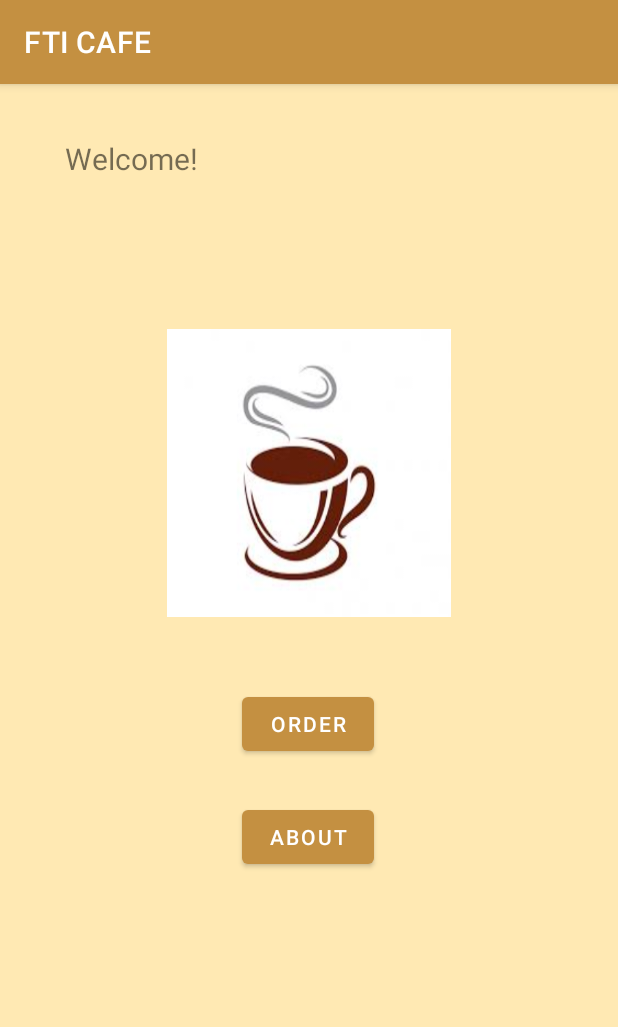
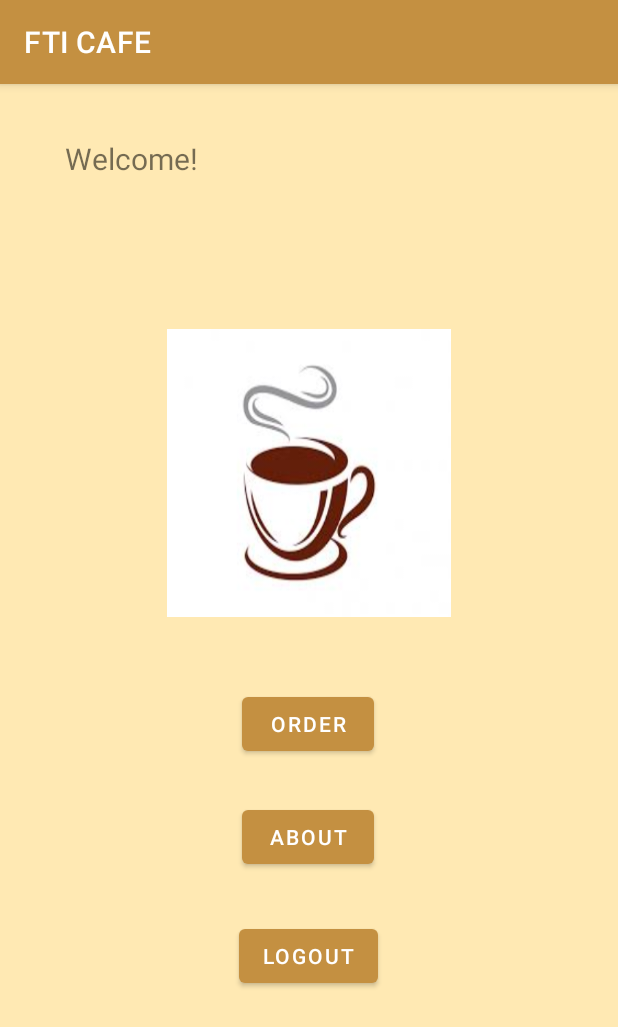
Before and after one commit to Valthion/KAFE_FTI_TTS, an Android app: the SecondActivity screen opened directly, with no data from a screen before it, on a phone screen of 412 x 824 dp. Shown: the top 1027 px of the screen. Run offline under Robolectric (Android 15) with nearby library versions, the phone set to English and light mode, and no system bars.

Commit message:
Minor Update, adding Log Out Button

```diff
--- a/app/src/main/java/com/ftiuksw/kafe_fti_tts/MainActivity.kt
+++ b/app/src/main/java/com/ftiuksw/kafe_fti_tts/MainActivity.kt
@@ -5,6 +5,7 @@ import androidx.appcompat.app.AppCompatActivity
 import android.os.Bundle
 import android.view.View
 import kotlinx.android.synthetic.main.activity_main.*
+import java.io.File
 
 class MainActivity : AppCompatActivity() {
 
--- a/app/src/main/java/com/ftiuksw/kafe_fti_tts/SecondActivity.kt
+++ b/app/src/main/java/com/ftiuksw/kafe_fti_tts/SecondActivity.kt
@@ -27,4 +27,9 @@ class SecondActivity : AppCompatActivity() {
         startActivity(intent)
     }
 
+    fun go2mainActivity(view: View) {
+        var intent = Intent(this,MainActivity::class.java)
+        startActivity(intent)
+    }
+
 }
--- a/app/src/main/res/layout/about_activity.xml
+++ b/app/src/main/res/layout/about_activity.xml
@@ -51,7 +51,7 @@
         android:layout_width="320dp"
         android:layout_height="111dp"
         android:gravity="center"
-        android:text="APP VERSION 1.0 \nDeveloped By : Valen Brata Pranaya - 672018072"
+        android:text="APP VERSION 1.0 ALPHA RELEASE \nDeveloped By : Valen Brata Pranaya - 672018072"
         app:layout_constraintBottom_toBottomOf="parent"
         app:layout_constraintEnd_toEndOf="parent"
         app:layout_constraintHorizontal_bias="0.494"
--- a/app/src/main/res/layout/activity_main.xml
+++ b/app/src/main/res/layout/activity_main.xml
@@ -11,7 +11,7 @@
         android:layout_width="320dp"
         android:layout_height="111dp"
         android:gravity="center"
-        android:text="APP VERSION 1.0 \nDeveloped By : Valen Brata Pranaya - 672018072"
+        android:text="APP VERSION 1.0 ALPHA RELEASE \nDeveloped By : Valen Brata Pranaya - 672018072"
         app:layout_constraintBottom_toBottomOf="parent"
         app:layout_constraintEnd_toEndOf="parent"
         app:layout_constraintHorizontal_bias="0.494"
--- a/app/src/main/res/layout/activity_second.xml
+++ b/app/src/main/res/layout/activity_second.xml
@@ -75,4 +75,18 @@
         app:layout_constraintTop_toTopOf="parent"
         app:layout_constraintVertical_bias="0.664" />
 
+    <Button
+        android:id="@+id/button3"
+        android:layout_width="wrap_content"
+        android:layout_height="wrap_content"
+        android:onClick="go2mainActivity"
+        android:text="LOGOUT"
+        android:textColor="#FFFFFF"
+        app:layout_constraintBottom_toBottomOf="parent"
+        app:layout_constraintEnd_toEndOf="parent"
+        app:layout_constraintHorizontal_bias="0.498"
+        app:layout_constraintStart_toStartOf="parent"
+        app:layout_constraintTop_toTopOf="parent"
+        app:layout_constraintVertical_bias="0.774" />
+
 </androidx.constraintlayout.widget.ConstraintLayout>
```
